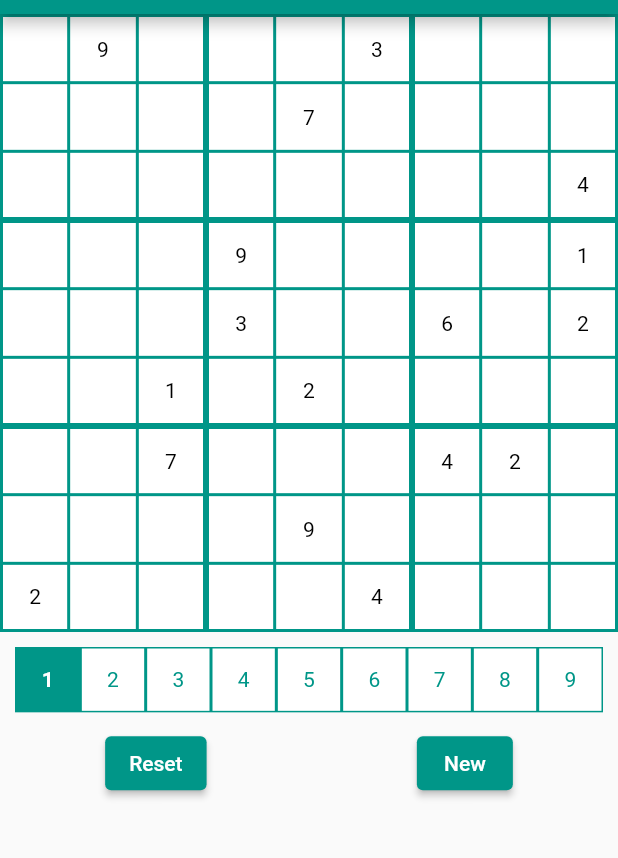
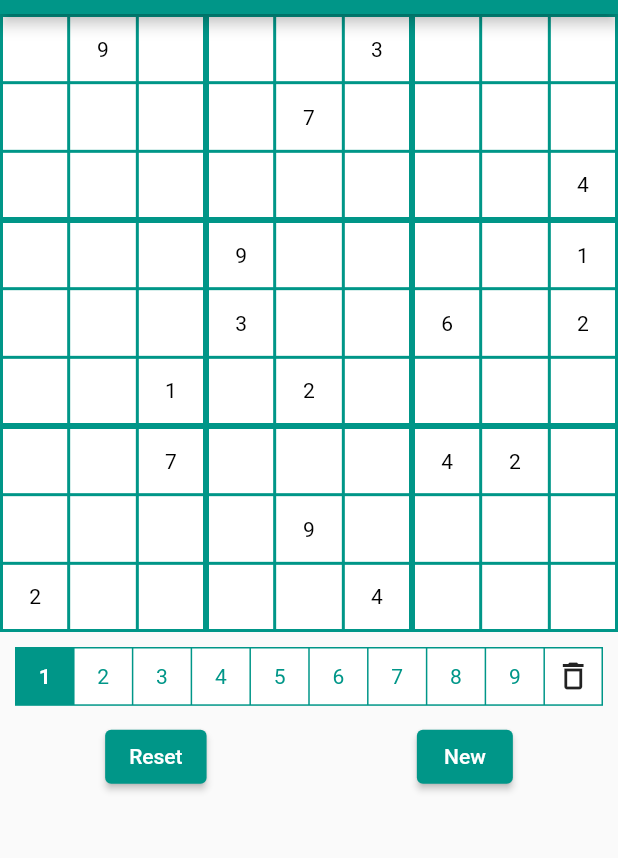
Before and after one commit to elisabet123/sudoku, a Flutter app: the screen it shows after launch, on a phone screen of 412 x 824 dp, the part 70-928 px from its top. Run offline on Flutter 3.47's test engine with Material 2 defaults, Android fonts, the phone set to English and light mode, and no system bars.

Commit message:
added delete function

```diff
--- a/lib/Soduko.dart
+++ b/lib/Soduko.dart
@@ -1,6 +1,5 @@
 import 'package:flutter/material.dart';
 import 'package:sudoku/SolutionFromFile.dart';
-
 
 class Sudoko extends StatefulWidget {
   @override
@@ -26,7 +25,7 @@ class _SudokuState extends State<Sudoko> {
 
   void _tappedBox(int index) {
     if (_solution[index].modifyable) {
-      _solution[index].value = _selectedNumber;
+      _solution[index].value = _selectedNumber == 10 ? 0: _selectedNumber;
       setState(() {
         _solution = _solution;
       });
@@ -65,22 +64,25 @@ class _SudokuState extends State<Sudoko> {
         decoration: BoxDecoration(color: Colors.teal),
         child: GridView.count(
             shrinkWrap: true,
-            crossAxisCount: 9,
-            children: List.generate(9, (index) {
+            crossAxisCount: 10,
+            children: List.generate(10, (index) {
               var number = index + 1;
               var selected = number == _selectedNumber;
               return InkWell(
                 child: Container(
                   color: selected ? Colors.teal : Colors.white,
-                  margin: EdgeInsets.all(1),
+                  margin: EdgeInsets.fromLTRB(number == 1 ? 1 : 0.5, 1, number == 10 ? 1 : 0.5, 1),
                   child: Center(
-                    child: Text(
-                      '$number',
-                      style: TextStyle(
-                          fontWeight:
-                              selected ? FontWeight.bold : FontWeight.normal,
-                          color: selected ? Colors.white : Colors.teal),
-                    ),
+                    child: number == 10
+                        ? Icon(Icons.delete_outline)
+                        : Text(
+                            '$number',
+                            style: TextStyle(
+                                fontWeight: selected
+                                    ? FontWeight.bold
+                                    : FontWeight.normal,
+                                color: selected ? Colors.white : Colors.teal),
+                          ),
                   ),
                 ),
                 onTap: () {
```
Also changed, not shown: 1 other file.
